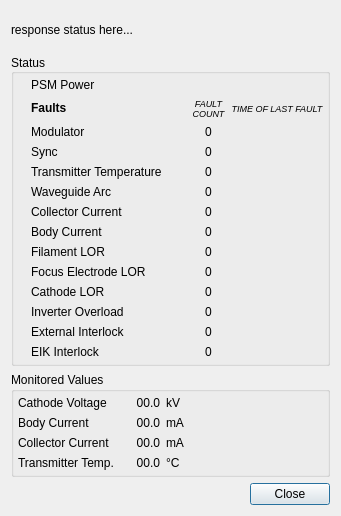
First picture: the form in src/hcrgui/XmitDetails.ui, repository NCAR/HCR_instrument, before the edit.
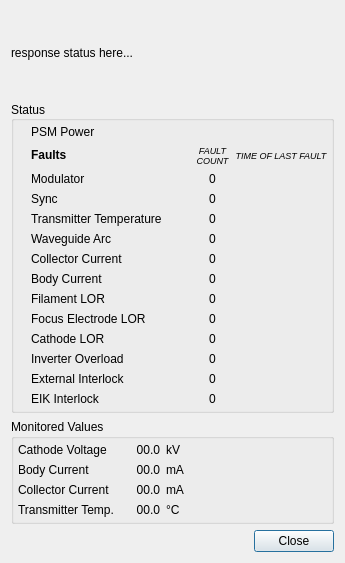
Second picture: the form after the edit. Icons and pictures are not drawn.

What changed in the file:
```diff
--- a/src/hcrgui/XmitDetails.ui
+++ b/src/hcrgui/XmitDetails.ui
@@ -6,8 +6,8 @@
    <rect>
     <x>0</x>
     <y>0</y>
-    <width>341</width>
-    <height>516</height>
+    <width>345</width>
+    <height>563</height>
    </rect>
   </property>
   <property name="windowTitle">
```
Left out of the diff: 3 changed lines with no effect on the pictures.
